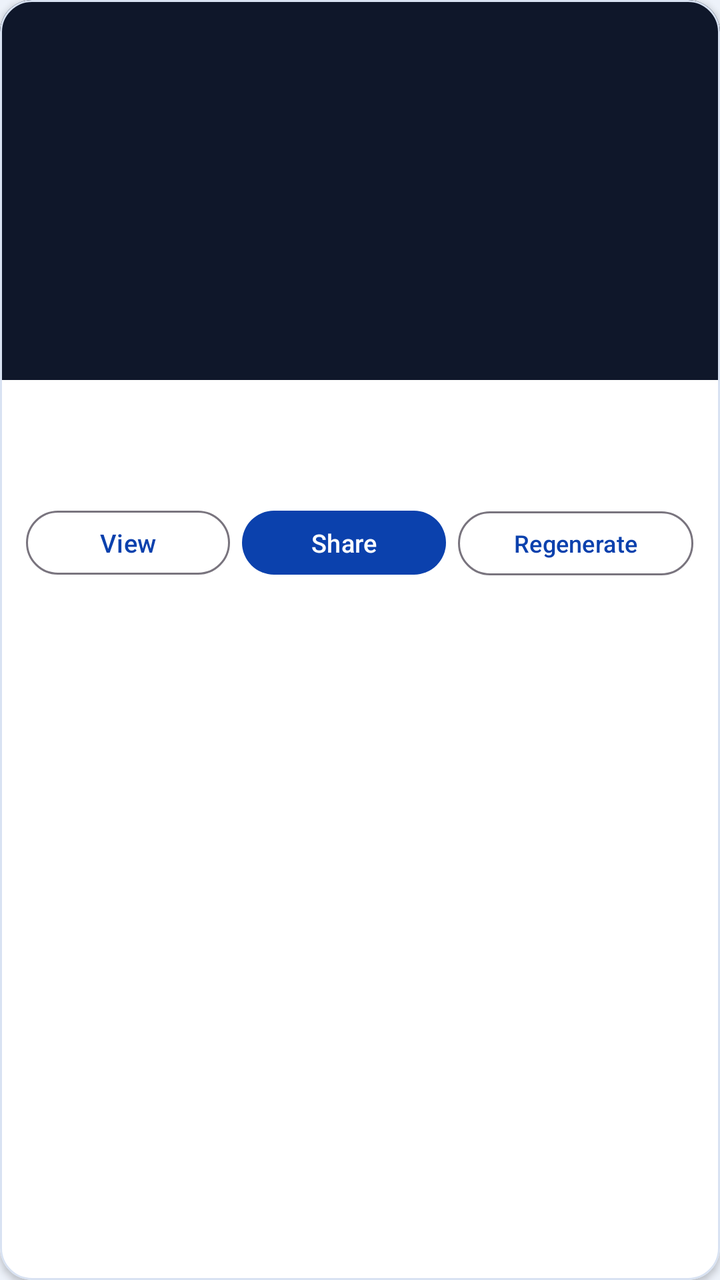
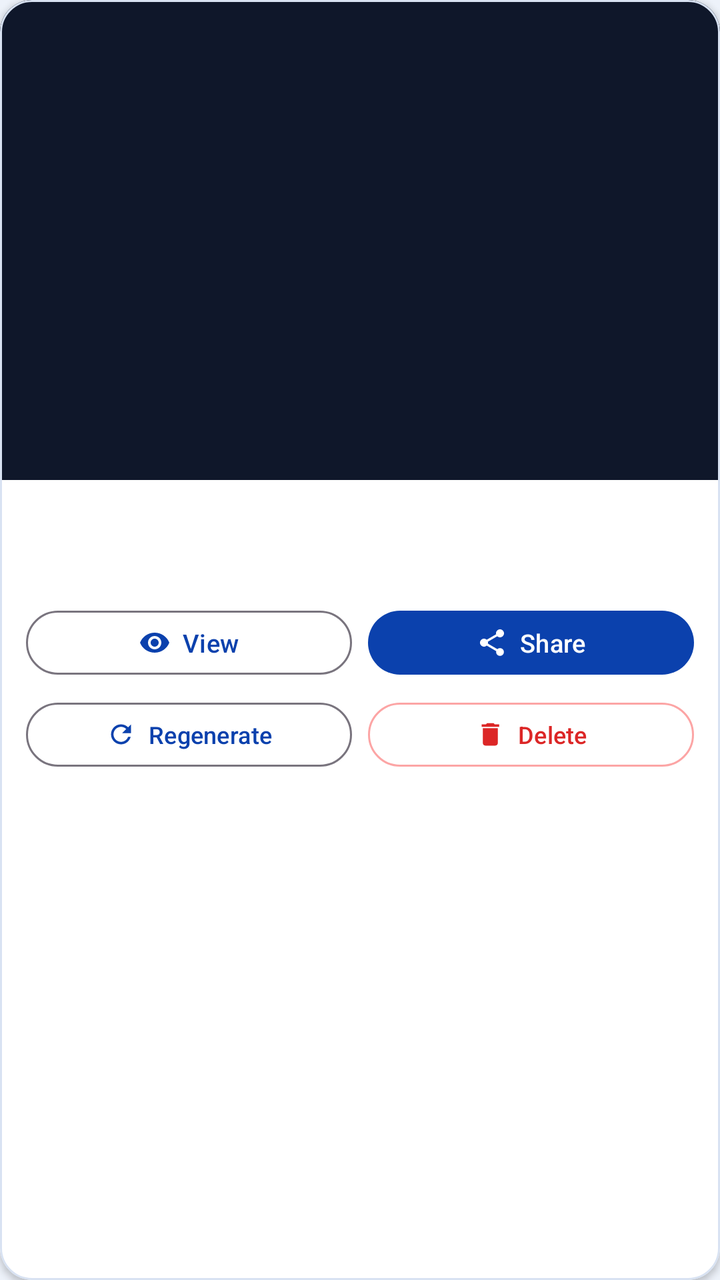

Before-and-after screenshots of an Android layout around one commit, followed by the original layout XML and the change that was made.
<!-- AndroidManifest.xml: application theme Theme.PropertyHub -->
<!-- res/layout/item_poster_card.xml -->
<?xml version="1.0" encoding="utf-8"?>
<com.google.android.material.card.MaterialCardView xmlns:android="http://schemas.android.com/apk/res/android"
    xmlns:app="http://schemas.android.com/apk/res-auto"
    android:layout_width="match_parent"
    android:layout_height="wrap_content"
    android:layout_marginBottom="12dp"
    app:cardBackgroundColor="?attr/phCardBg"
    app:cardCornerRadius="16dp"
    app:cardElevation="2dp"
    app:cardPreventCornerOverlap="true"
    app:strokeColor="?attr/phCardStroke"
    app:strokeWidth="1dp">

    <LinearLayout
        android:layout_width="match_parent"
        android:layout_height="wrap_content"
        android:orientation="vertical">

        
        <ImageView
            android:id="@+id/ivPosterThumb"
            android:layout_width="match_parent"
            android:layout_height="190dp"
            android:background="#0F172A"
            android:contentDescription="@null"
            android:scaleType="fitCenter" />

        <LinearLayout
            android:layout_width="match_parent"
            android:layout_height="wrap_content"
            android:orientation="vertical"
            android:padding="13dp">

            <LinearLayout
                android:layout_width="match_parent"
                android:layout_height="wrap_content"
                android:gravity="center_vertical"
                android:orientation="horizontal">

                <TextView
                    android:id="@+id/tvPosterRecordId"
                    android:layout_width="0dp"
                    android:layout_height="wrap_content"
                    android:layout_weight="1"
                    android:fontFamily="monospace"
                    android:textColor="?attr/phTextPrimary"
                    android:textSize="14sp"
                    android:textStyle="bold" />

                <TextView
                    android:id="@+id/tvPosterCategory"
                    android:layout_width="wrap_content"
                    android:layout_height="wrap_content"
                    android:textSize="12sp"
                    android:textStyle="bold" />
            </LinearLayout>

            <TextView
                android:id="@+id/tvPosterMeta"
                android:layout_width="match_parent"
                android:layout_height="wrap_content"
                android:layout_marginTop="3dp"
                android:textColor="?attr/phTextSecondary"
                android:textSize="12sp" />

            <LinearLayout
                android:layout_width="match_parent"
                android:layout_height="wrap_content"
                android:layout_marginTop="10dp"
                android:orientation="horizontal">

                <com.google.android.material.button.MaterialButton
                    android:id="@+id/btnPosterView"
                    style="@style/Widget.Material3.Button.OutlinedButton"
                    android:layout_width="0dp"
                    android:layout_height="40dp"
                    android:layout_weight="1"
                    android:paddingStart="6dp"
                    android:paddingEnd="6dp"
                    android:text="View"
                    android:textAllCaps="false"
                    android:textSize="12.5sp" />

                <com.google.android.material.button.MaterialButton
                    android:id="@+id/btnPosterShare"
                    android:layout_width="0dp"
                    android:layout_height="40dp"
                    android:layout_marginStart="6dp"
                    android:layout_weight="1"
                    android:paddingStart="6dp"
                    android:paddingEnd="6dp"
                    android:text="Share"
                    android:textAllCaps="false"
                    android:textColor="@color/white"
                    android:textSize="12.5sp"
                    app:backgroundTint="?attr/phAccentBlue" />

                <com.google.android.material.button.MaterialButton
                    android:id="@+id/btnPosterRegenerate"
                    style="@style/Widget.Material3.Button.OutlinedButton"
                    android:layout_width="0dp"
                    android:layout_height="40dp"
                    android:layout_marginStart="6dp"
                    android:layout_weight="1.15"
                    android:paddingStart="6dp"
                    android:paddingEnd="6dp"
                    android:text="Regenerate"
                    android:textAllCaps="false"
                    android:textSize="12sp" />
            </LinearLayout>
        </LinearLayout>
    </LinearLayout>
</com.google.android.material.card.MaterialCardView>
<!-- resources referenced by this layout -->
<resources>
  <color name="white">#FFFFFFFF</color>
  <color name="blue_primary">#0B41AD</color>
  <color name="green_primary">#0B8A38</color>
  <color name="header_navy_start">#062D80</color>
  <color name="canvas_bg">#EDF2FA</color>
  <color name="blue_card_stroke">#D8E2F2</color>
  <color name="subtle_surface_blue">#DCE8FA</color>
  <color name="text_primary">#0B1F44</color>
  <color name="text_hint">#64748B</color>
  <color name="input_border">#C4D3E8</color>
  <color name="nav_border_light">#DCE5F2</color>
  <!-- unchanged entries left out for length: 1 -->
</resources>

<!-- the commit's change to res/layout/item_poster_card.xml (unified diff, before → after) -->
@@ -20,7 +20,7 @@
         <ImageView
             android:id="@+id/ivPosterThumb"
             android:layout_width="match_parent"
-            android:layout_height="190dp"
+            android:layout_height="240dp"
             android:background="#0F172A"
             android:contentDescription="@null"
             android:scaleType="fitCenter" />
@@ -63,6 +63,7 @@
                 android:textColor="?attr/phTextSecondary"
                 android:textSize="12sp" />
 
+            
             <LinearLayout
                 android:layout_width="match_parent"
                 android:layout_height="wrap_content"
@@ -75,38 +76,78 @@
                     android:layout_width="0dp"
                     android:layout_height="40dp"
                     android:layout_weight="1"
-                    android:paddingStart="6dp"
-                    android:paddingEnd="6dp"
+                    android:paddingStart="8dp"
+                    android:paddingEnd="8dp"
                     android:text="View"
                     android:textAllCaps="false"
-                    android:textSize="12.5sp" />
+                    android:textSize="12.5sp"
+                    app:icon="@drawable/ic_eye"
+                    app:iconGravity="textStart"
+                    app:iconPadding="6dp"
+                    app:iconSize="16dp" />
 
                 <com.google.android.material.button.MaterialButton
                     android:id="@+id/btnPosterShare"
                     android:layout_width="0dp"
                     android:layout_height="40dp"
-                    android:layout_marginStart="6dp"
+                    android:layout_marginStart="8dp"
                     android:layout_weight="1"
-                    android:paddingStart="6dp"
-                    android:paddingEnd="6dp"
+                    android:paddingStart="8dp"
+                    android:paddingEnd="8dp"
                     android:text="Share"
                     android:textAllCaps="false"
                     android:textColor="@color/white"
                     android:textSize="12.5sp"
-                    app:backgroundTint="?attr/phAccentBlue" />
+                    app:backgroundTint="?attr/phAccentBlue"
+                    app:icon="@drawable/ic_share"
+                    app:iconGravity="textStart"
+                    app:iconPadding="6dp"
+                    app:iconSize="16dp"
+                    app:iconTint="@color/white" />
+            </LinearLayout>
+
+            
+            <LinearLayout
+                android:layout_width="match_parent"
+                android:layout_height="wrap_content"
+                android:layout_marginTop="6dp"
+                android:orientation="horizontal">
 
                 <com.google.android.material.button.MaterialButton
                     android:id="@+id/btnPosterRegenerate"
                     style="@style/Widget.Material3.Button.OutlinedButton"
                     android:layout_width="0dp"
                     android:layout_height="40dp"
-                    android:layout_marginStart="6dp"
-                    android:layout_weight="1.15"
-                    android:paddingStart="6dp"
-                    android:paddingEnd="6dp"
+                    android:layout_weight="1"
+                    android:paddingStart="8dp"
+                    android:paddingEnd="8dp"
                     android:text="Regenerate"
                     android:textAllCaps="false"
-                    android:textSize="12sp" />
+                    android:textSize="12sp"
+                    app:icon="@drawable/ic_refresh"
+                    app:iconGravity="textStart"
+                    app:iconPadding="6dp"
+                    app:iconSize="15dp" />
+
+                <com.google.android.material.button.MaterialButton
+                    android:id="@+id/btnPosterDelete"
+                    style="@style/Widget.Material3.Button.OutlinedButton"
+                    android:layout_width="0dp"
+                    android:layout_height="40dp"
+                    android:layout_marginStart="8dp"
+                    android:layout_weight="1"
+                    android:paddingStart="8dp"
+                    android:paddingEnd="8dp"
+                    android:text="@string/delete_poster"
+                    android:textAllCaps="false"
+                    android:textColor="@color/danger_red"
+                    android:textSize="12sp"
+                    app:icon="@drawable/ic_delete"
+                    app:iconGravity="textStart"
+                    app:iconPadding="6dp"
+                    app:iconSize="15dp"
+                    app:iconTint="@color/danger_red"
+                    app:strokeColor="@color/danger_stroke" />
             </LinearLayout>
         </LinearLayout>
     </LinearLayout>
<!-- resource entries referenced after the edit -->
@@ -1,6 +1,53 @@
 <!-- resources referenced by this layout -->
 <resources>
+  <color name="danger_red">#DC2626</color>
+  <color name="danger_stroke">#FCA5A5</color>
   <color name="white">#FFFFFFFF</color>
+  <!-- drawable ic_delete (drawable) -->
+  <?xml version="1.0" encoding="utf-8"?>
+  <vector xmlns:android="http://schemas.android.com/apk/res/android"
+      android:width="20dp"
+      android:height="20dp"
+      android:viewportWidth="24"
+      android:viewportHeight="24">
+      <path
+          android:fillColor="#FF000000"
+          android:pathData="M6,19c0,1.1 0.9,2 2,2h8c1.1,0 2,-0.9 2,-2V7H6v12zM19,4h-3.5l-1,-1h-5l-1,1H5v2h14V4z" />
+  </vector>
+  <!-- drawable ic_eye (drawable) -->
+  <?xml version="1.0" encoding="utf-8"?>
+  <vector xmlns:android="http://schemas.android.com/apk/res/android"
+      android:width="20dp"
+      android:height="20dp"
+      android:viewportWidth="24"
+      android:viewportHeight="24">
+      <path
+          android:fillColor="#FF000000"
+          android:pathData="M12,4.5C7,4.5 2.73,7.61 1,12c1.73,4.39 6,7.5 11,7.5s9.27,-3.11 11,-7.5c-1.73,-4.39 -6,-7.5 -11,-7.5zM12,17c-2.76,0 -5,-2.24 -5,-5s2.24,-5 5,-5 5,2.24 5,5 -2.24,5 -5,5zm0,-8c-1.66,0 -3,1.34 -3,3s1.34,3 3,3 3,-1.34 3,-3 -1.34,-3 -3,-3z" />
+  </vector>
+  <!-- drawable ic_refresh (drawable) -->
+  <?xml version="1.0" encoding="utf-8"?>
+  <vector xmlns:android="http://schemas.android.com/apk/res/android"
+      android:width="20dp"
+      android:height="20dp"
+      android:viewportWidth="24"
+      android:viewportHeight="24">
+      <path
+          android:fillColor="#FF000000"
+          android:pathData="M17.65,6.35C16.2,4.9 14.21,4 12,4c-4.42,0 -7.99,3.58 -7.99,8s3.57,8 7.99,8c3.73,0 6.84,-2.55 7.73,-6h-2.08c-0.82,2.33 -3.04,4 -5.65,4 -3.31,0 -6,-2.69 -6,-6s2.69,-6 6,-6c1.66,0 3.14,0.69 4.22,1.78L13,11h7V4l-2.35,2.35z" />
+  </vector>
+  <!-- drawable ic_share (drawable) -->
+  <?xml version="1.0" encoding="utf-8"?>
+  <vector xmlns:android="http://schemas.android.com/apk/res/android"
+      android:width="20dp"
+      android:height="20dp"
+      android:viewportWidth="24"
+      android:viewportHeight="24">
+      <path
+          android:fillColor="#FF000000"
+          android:pathData="M18,16.08c-0.76,0 -1.44,0.3 -1.96,0.77L8.91,12.7c0.05,-0.23 0.09,-0.46 0.09,-0.7s-0.04,-0.47 -0.09,-0.7l7.05,-4.11c0.54,0.5 1.25,0.81 2.04,0.81 1.66,0 3,-1.34 3,-3s-1.34,-3 -3,-3 -3,1.34 -3,3c0,0.24 0.04,0.47 0.09,0.7L8.04,9.81C7.5,9.31 6.79,9 6,9c-1.66,0 -3,1.34 -3,3s1.34,3 3,3c0.79,0 1.5,-0.31 2.04,-0.81l7.12,4.16c-0.05,0.21 -0.08,0.43 -0.08,0.65 0,1.61 1.31,2.92 2.92,2.92 1.61,0 2.92,-1.31 2.92,-2.92s-1.31,-2.92 -2.92,-2.92z" />
+  </vector>
+  <string name="delete_poster">Delete</string>
   <color name="blue_primary">#0B41AD</color>
   <color name="green_primary">#0B8A38</color>
   <color name="header_navy_start">#062D80</color>
